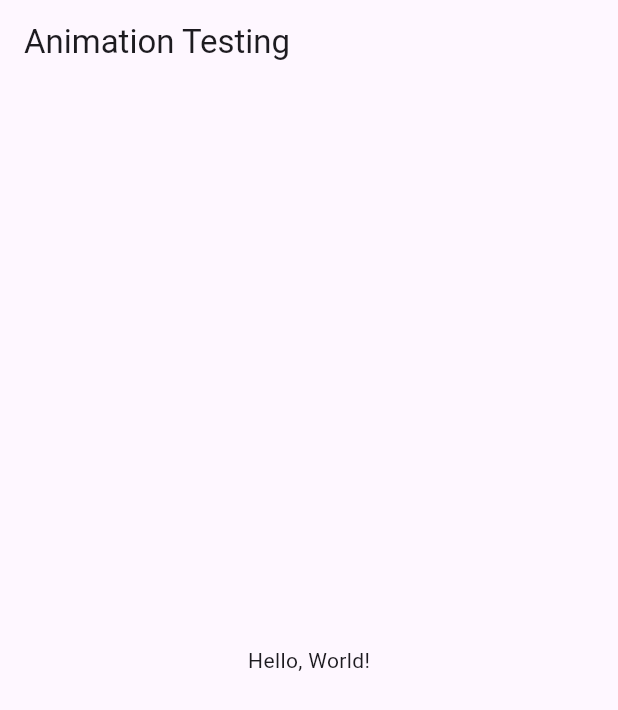
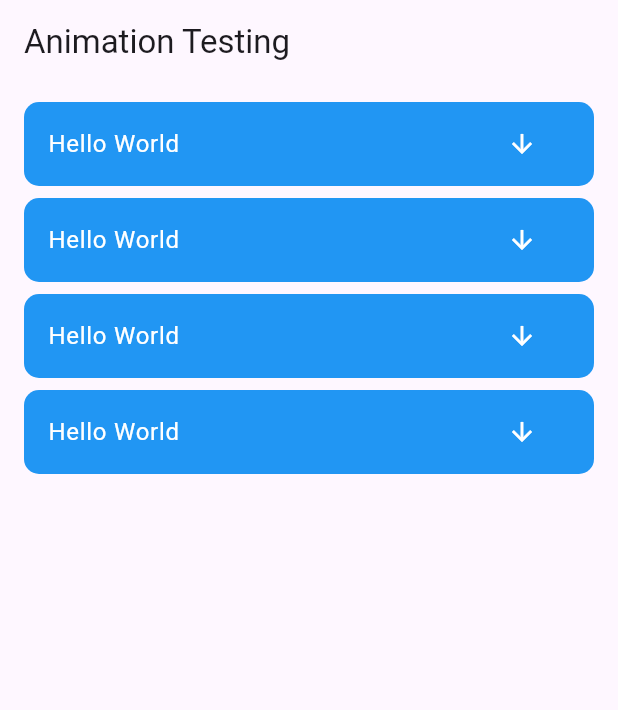
Before and after one commit to itcodehery/Animation-CodeMaiden, a Flutter app: the screen it shows after launch, on a phone screen of 412 x 824 dp. Shown: the top 710 px of the screen. Run offline on Flutter 3.47's test engine with Material 3 defaults, Android fonts, the light colour scheme and no system bars.

Commit message:
ani: animated container final

```diff
--- /dev/null
+++ b/animation_testing_one/lib/components/animated_list_tile.dart
@@ -0,0 +1,53 @@
+import 'package:flutter/material.dart';
+
+class AnimatedListTile extends StatefulWidget {
+  const AnimatedListTile({super.key});
+
+  @override
+  _AnimatedListTileState createState() => _AnimatedListTileState();
+}
+
+class _AnimatedListTileState extends State<AnimatedListTile> {
+  bool bigger = false;
+  @override
+  Widget build(BuildContext context) {
+    return AnimatedContainer(
+      margin: const EdgeInsets.symmetric(vertical: 4, horizontal: 8),
+      decoration: BoxDecoration(
+        color: bigger ? Colors.red : Colors.blue,
+        borderRadius: BorderRadius.circular(10),
+      ),
+      height: bigger ? 200 : 56,
+      curve: bigger ? Curves.bounceOut : Curves.decelerate,
+      duration: const Duration(milliseconds: 300),
+      child: ListTile(
+        title: const Text(
+          "Hello World",
+          style: TextStyle(color: Colors.white),
+        ),
+        subtitle: bigger
+            ? const Text(
+                'Expanded',
+                style: TextStyle(color: Colors.white70),
+              )
+            : null,
+        trailing: IconButton(
+          icon: AnimatedRotation(
+            turns: 2,
+            duration: const Duration(milliseconds: 300),
+            child: Icon(
+              !bigger ? Icons.arrow_downward : Icons.arrow_upward,
+              color: Colors.white,
+              size: 20,
+            ),
+          ),
+          onPressed: () {
+            setState(() {
+              bigger = !bigger;
+            });
+          },
+        ),
+      ),
+    );
+  }
+}
--- a/animation_testing_one/lib/main.dart
+++ b/animation_testing_one/lib/main.dart
@@ -11,6 +11,7 @@ class AnimationTesting extends StatelessWidget {
   @override
   Widget build(BuildContext context) {
     return const MaterialApp(
+      debugShowCheckedModeBanner: false,
       title: 'Animation Testing',
       home: HomePage(),
     );
--- a/animation_testing_one/lib/pages/home_page.dart
+++ b/animation_testing_one/lib/pages/home_page.dart
@@ -1,3 +1,4 @@
+import 'package:animation_testing_one/components/animated_list_tile.dart';
 import 'package:flutter/material.dart';
 
 class HomePage extends StatefulWidget {
@@ -12,14 +13,17 @@ class _HomePageState extends State<HomePage> {
   Widget build(BuildContext context) {
     return Scaffold(
       appBar: AppBar(title: const Text('Animation Testing')),
-      body: const Center(
-        child: Column(
-          mainAxisAlignment: MainAxisAlignment.center,
-          children: <Widget>[
-            Text('Hello, World!'),
-          ],
-        ),
-      ),
+      body: Center(
+          child: ListView.builder(
+              padding: const EdgeInsets.all(8),
+              controller: ScrollController(
+                initialScrollOffset: 0,
+                keepScrollOffset: true,
+              ),
+              itemCount: 4,
+              itemBuilder: (context, index) {
+                return const AnimatedListTile();
+              })),
     );
   }
 }
```
